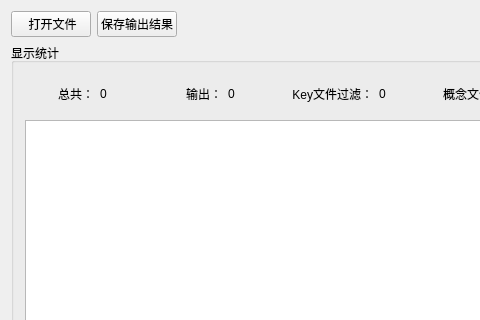
Before: the Qt Designer form BaGuaStock/BaGuaStock.ui in weiduolee/BaGuaStock, drawn with Qt 5; both pictures show x 0 to 480 and y 0 to 320 of the 897 by 629 pixel window.
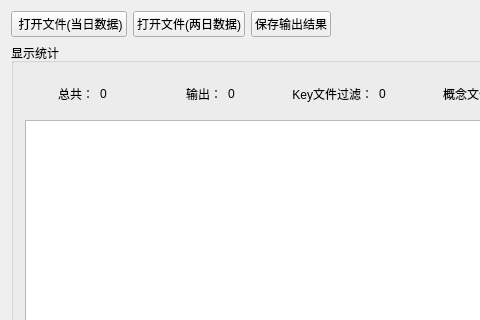
After: the same form once the commit is applied.

Patch:
```diff
--- a/BaGuaStock/BaGuaStock.ui
+++ b/BaGuaStock/BaGuaStock.ui
@@ -184,7 +184,14 @@
       <item>
        <widget class="QPushButton" name="pushButtonOpen">
         <property name="text">
-         <string> 打开文件</string>
+         <string> 打开文件(当日数据)</string>
+        </property>
+       </widget>
+      </item>
+      <item>
+       <widget class="QPushButton" name="pushButtonOpen2">
+        <property name="text">
+         <string>打开文件(两日数据)</string>
         </property>
        </widget>
       </item>
```
